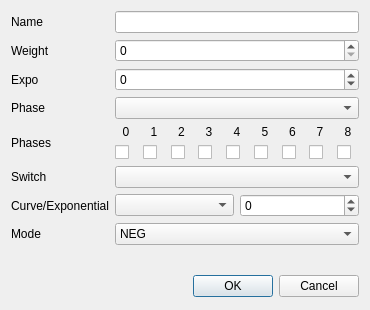
First picture: the form in src/expodialog.ui, repository roberto1903/companion9x, before the edit.
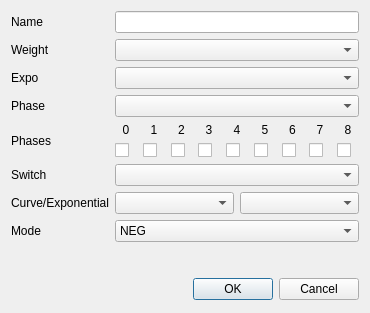
Second picture: the form after the edit. Icons and pictures are not drawn.

What changed in the file:
```diff
--- a/src/expodialog.ui
+++ b/src/expodialog.ui
@@ -7,7 +7,7 @@
     <x>0</x>
     <y>0</y>
     <width>370</width>
-    <height>310</height>
+    <height>313</height>
    </rect>
   </property>
   <property name="sizePolicy">
@@ -51,28 +51,6 @@
      </property>
     </widget>
    </item>
-   <item row="1" column="1">
-    <widget class="QSpinBox" name="weightSB">
-     <property name="sizePolicy">
-      <sizepolicy hsizetype="Minimum" vsizetype="Fixed">
-       <horstretch>0</horstretch>
-       <verstretch>0</verstretch>
-      </sizepolicy>
-     </property>
-     <property name="whatsThis">
-      <string>The value of the weight</string>
-     </property>
-     <property name="alignment">
-      <set>Qt::AlignLeading|Qt::AlignLeft|Qt::AlignVCenter</set>
-     </property>
-     <property name="minimum">
-      <number>0</number>
-     </property>
-     <property name="maximum">
-      <number>100</number>
-     </property>
-    </widget>
-   </item>
    <item row="2" column="0">
     <widget class="QLabel" name="label_expo">
      <property name="text">
@@ -80,32 +58,6 @@
      </property>
     </widget>
    </item>
-   <item row="2" column="1">
-    <widget class="QSpinBox" name="expoSB">
-     <property name="sizePolicy">
-      <sizepolicy hsizetype="Minimum" vsizetype="Fixed">
-       <horstretch>0</horstretch>
-       <verstretch>0</verstretch>
-      </sizepolicy>
-     </property>
-     <property name="whatsThis">
-      <string>&lt;!DOCTYPE HTML PUBLIC &quot;-//W3C//DTD HTML 4.0//EN&quot; &quot;http://www.w3.org/TR/REC-html40/strict.dtd&quot;&gt;
-&lt;html&gt;&lt;head&gt;&lt;meta name=&quot;qrichtext&quot; content=&quot;1&quot; /&gt;&lt;style type=&quot;text/css&quot;&gt;
-p, li { white-space: pre-wrap; }
-&lt;/style&gt;&lt;/head&gt;&lt;body style=&quot; font-family:'MS Shell Dlg 2'; font-size:8.25pt; font-weight:400; font-style:normal;&quot;&gt;
-&lt;p style=&quot; margin-top:0px; margin-bottom:0px; margin-left:0px; margin-right:0px; -qt-block-indent:0; text-indent:0px;&quot;&gt;&lt;span style=&quot; font-size:8pt;&quot;&gt;Expo value&lt;/span&gt;&lt;/p&gt;&lt;/body&gt;&lt;/html&gt;</string>
-     </property>
-     <property name="alignment">
-      <set>Qt::AlignLeading|Qt::AlignLeft|Qt::AlignVCenter</set>
-     </property>
-     <property name="minimum">
-      <number>-100</number>
-     </property>
-     <property name="maximum">
-      <number>100</number>
-     </property>
-    </widget>
-   </item>
    <item row="3" column="0">
     <widget class="QLabel" name="label_phase">
      <property name="text">
@@ -348,15 +300,9 @@
       </widget>
      </item>
      <item>
-      <widget class="QSpinBox" name="ExpoCurveSB">
-       <property name="minimum">
-        <number>-100</number>
-       </property>
-       <property name="maximum">
-        <number>100</number>
-       </property>
-       <property name="singleStep">
-        <number>1</number>
+      <widget class="QComboBox" name="expoCurveCB">
+       <property name="whatsThis">
+        <string>Phase used by the expo.</string>
        </property>
       </widget>
      </item>
@@ -388,6 +334,20 @@
      </item>
     </widget>
    </item>
+   <item row="1" column="1">
+    <widget class="QComboBox" name="weightCB">
+     <property name="whatsThis">
+      <string>Phase used by the expo.</string>
+     </property>
+    </widget>
+   </item>
+   <item row="2" column="1">
+    <widget class="QComboBox" name="expoCB">
+     <property name="whatsThis">
+      <string>Phase used by the expo.</string>
+     </property>
+    </widget>
+   </item>
   </layout>
  </widget>
  <resources>
```
